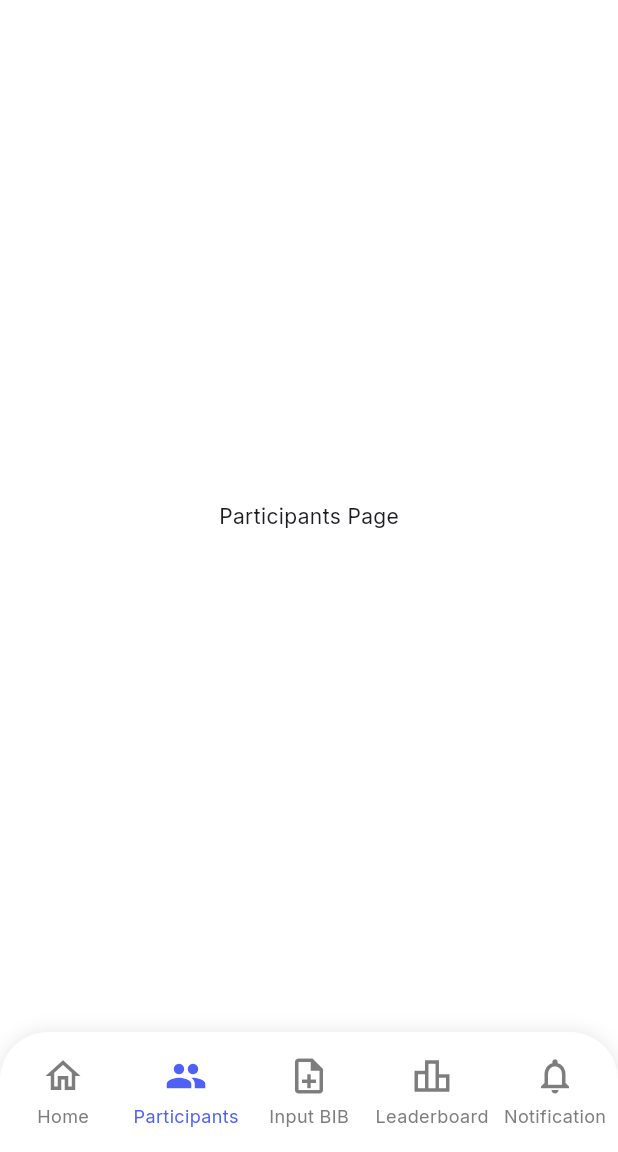
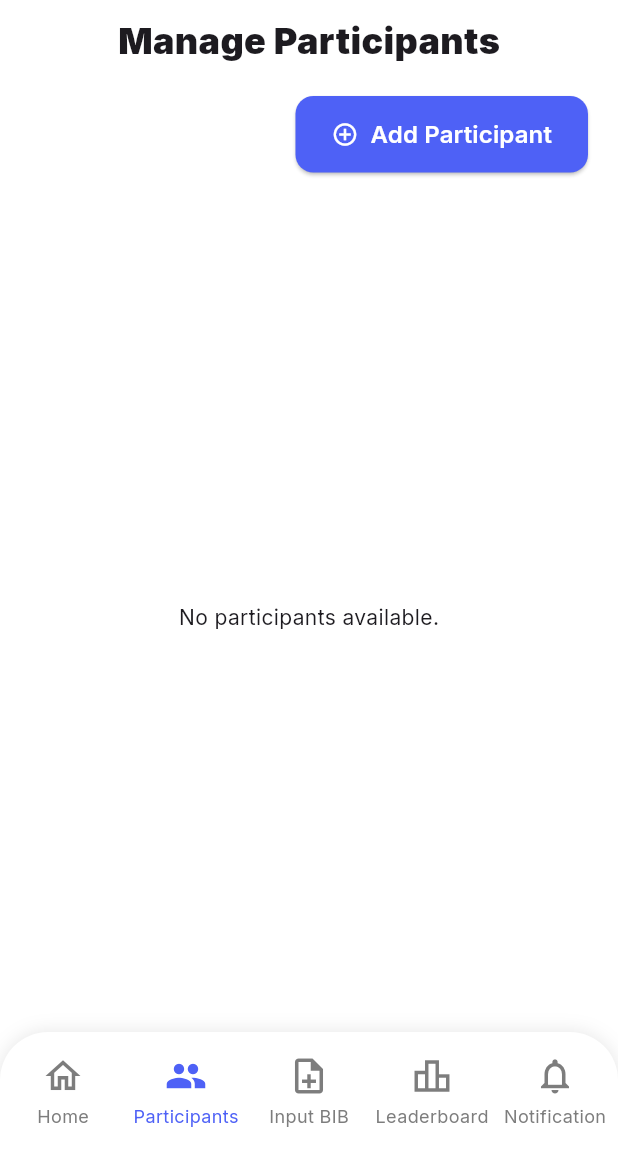
Before and after one commit to net-specter/TriTrack, a Flutter app: the screen it shows after launch, item 2 of the bottom bar chosen, on a phone screen of 412 x 824 dp, the part 84-1236 px from its top. Run offline on Flutter 3.47's test engine with Material 3 defaults, Android fonts, the phone set to English and light mode, and no system bars; our stand-ins replace cloud_firestore, connectivity_plus, firebase_core, lottie; accounts and stored records are empty.

Commit message:
participant table ready

```diff
--- a/frontend/lib/app/router.dart
+++ b/frontend/lib/app/router.dart
@@ -1,4 +1,5 @@
 import 'package:flutter/material.dart';
+import 'package:frontend/features/add_participant/pages/add_participant.dart';
 
 import '../features/home_page/pages/home.dart';
 import '../features/input_bib/pages/input_bib.dart';
@@ -6,7 +7,7 @@ import '../features/leaderboard/pages/leaderboard.dart';
 
 final List<Widget> pages = [
   const HomePage(),
-  const Center(child: Text('Participants Page')),
+  const AddParticipant(),
   const InputBib(),
   const Leaderboard(),
   const Center(child: Text('Notification Page')),
--- /dev/null
+++ b/frontend/lib/features/add_participant/pages/add_participant.dart
@@ -0,0 +1,32 @@
+import 'package:flutter/material.dart';
+import 'package:frontend/core/theme/text_styles.dart';
+import 'package:frontend/core/widgets/buttons/primary_button.dart';
+import 'package:frontend/features/add_participant/widgets/list_partcipant.dart';
+
+class AddParticipant extends StatelessWidget {
+  const AddParticipant({super.key});
+
+  @override
+  Widget build(BuildContext context) {
+    return Column(
+      children: [
+        SizedBox(height: 10),
+        Center(child: Text('Manage Participants', style: TriTextStyles.title)),
+        SizedBox(height: 20),
+        Row(
+          mainAxisAlignment: MainAxisAlignment.end,
+          children: [
+            PrimaryButton(
+              label: "Add Participant",
+              icon: Icon(Icons.add_circle_outline, color: Colors.white),
+              onPressed: () {},
+            ),
+            SizedBox(width: 20),
+          ],
+        ),
+        SizedBox(height: 20),
+        Expanded(child: ListPartcipant()),
+      ],
+    );
+  }
+}
--- /dev/null
+++ b/frontend/lib/features/add_participant/widgets/list_partcipant.dart
@@ -0,0 +1,90 @@
+import 'package:flutter/material.dart';
+import 'package:frontend/core/models/participant.dart';
+import 'package:frontend/core/providers/participant_provider.dart';
+import 'package:provider/provider.dart';
+
+class ListPartcipant extends StatelessWidget {
+  const ListPartcipant({super.key});
+
+  @override
+  Widget build(BuildContext context) {
+    final participantProvider = Provider.of<ParticipantProvider>(context);
+
+    return Padding(
+      padding: const EdgeInsets.all(12.0),
+      child: StreamBuilder<List<Participant>>(
+        stream: participantProvider.getParticipants(),
+        builder: (context, snapshot) {
+          if (snapshot.connectionState == ConnectionState.waiting) {
+            return const Center(child: CircularProgressIndicator());
+          } else if (snapshot.hasError) {
+            return Center(child: Text('Error: ${snapshot.error}'));
+          } else if (!snapshot.hasData || snapshot.data!.isEmpty) {
+            return const Center(child: Text('No participants available.'));
+          }
+
+          final participants = snapshot.data!;
+
+          return ListView.builder(
+            physics: const BouncingScrollPhysics(), // Enable smooth scrolling
+            itemCount: participants.length,
+            itemBuilder: (context, index) {
+              final participant = participants[index];
+              return Card(
+                shape: RoundedRectangleBorder(
+                  borderRadius: BorderRadius.circular(12),
+                  side: BorderSide(color: Colors.grey.shade300),
+                ),
+                margin: const EdgeInsets.only(bottom: 12),
+                child: ListTile(
+                  title: Text(
+                    participant.name,
+                    style: const TextStyle(fontWeight: FontWeight.bold),
+                  ),
+                  subtitle: Padding(
+                    padding: const EdgeInsets.only(top: 8.0),
+                    child: Row(
+                      children: [
+                        _tag(
+                          'BIB ${participant.bibNumber}',
+                          Colors.black87,
+                          Colors.grey.shade300,
+                        ),
+                        const SizedBox(width: 8),
+                        _tag(
+                          participant.category,
+                          Colors.blue.shade700,
+                          Colors.blue.shade100,
+                        ),
+                      ],
+                    ),
+                  ),
+                  trailing: IconButton(
+                    icon: const Icon(Icons.delete, color: Colors.red),
+                    onPressed: () {
+                      participantProvider.deleteParticipant(participant);
+                    },
+                  ),
+                ),
+              );
+            },
+          );
+        },
+      ),
+    );
+  }
+
+  Widget _tag(String label, Color textColor, Color bgColor) {
+    return Container(
+      padding: const EdgeInsets.symmetric(horizontal: 8, vertical: 4),
+      decoration: BoxDecoration(
+        color: bgColor,
+        borderRadius: BorderRadius.circular(6),
+      ),
+      child: Text(
+        label,
+        style: TextStyle(color: textColor, fontWeight: FontWeight.bold),
+      ),
+    );
+  }
+}
--- a/frontend/lib/main.dart
+++ b/frontend/lib/main.dart
@@ -75,7 +75,7 @@ class _MyHomePageState extends State<MyHomePage> {
     });
   }
 
-  int _currentIndex = 3;
+  int _currentIndex = 1;
 
   @override
   Widget build(BuildContext context) {
```
